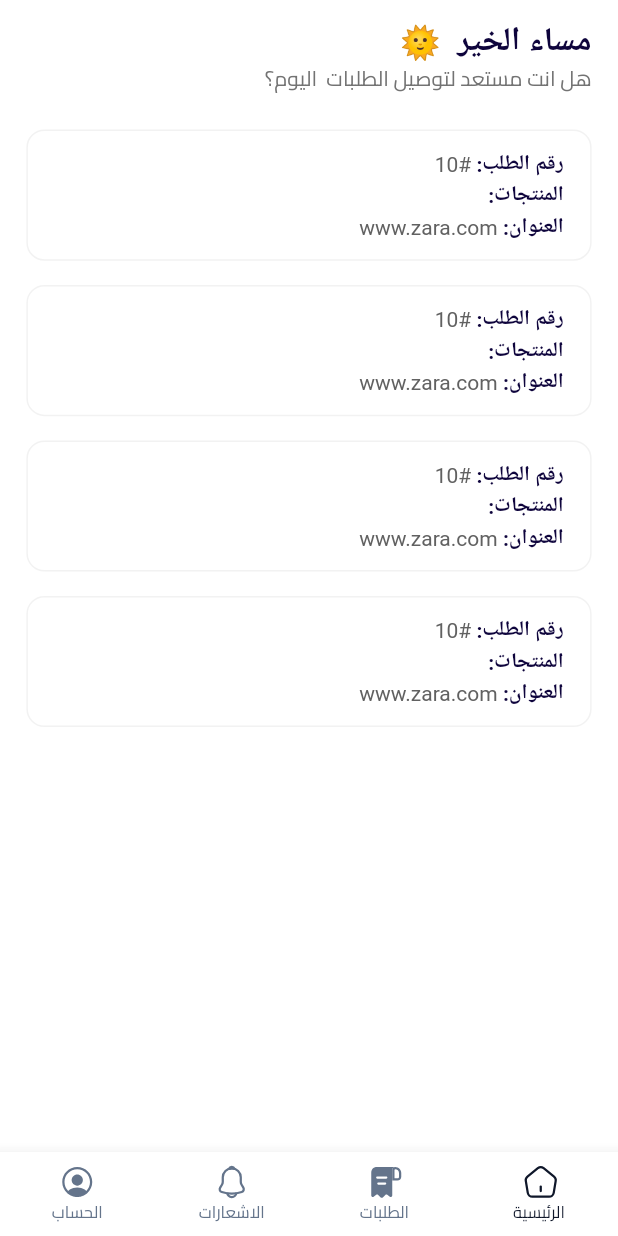
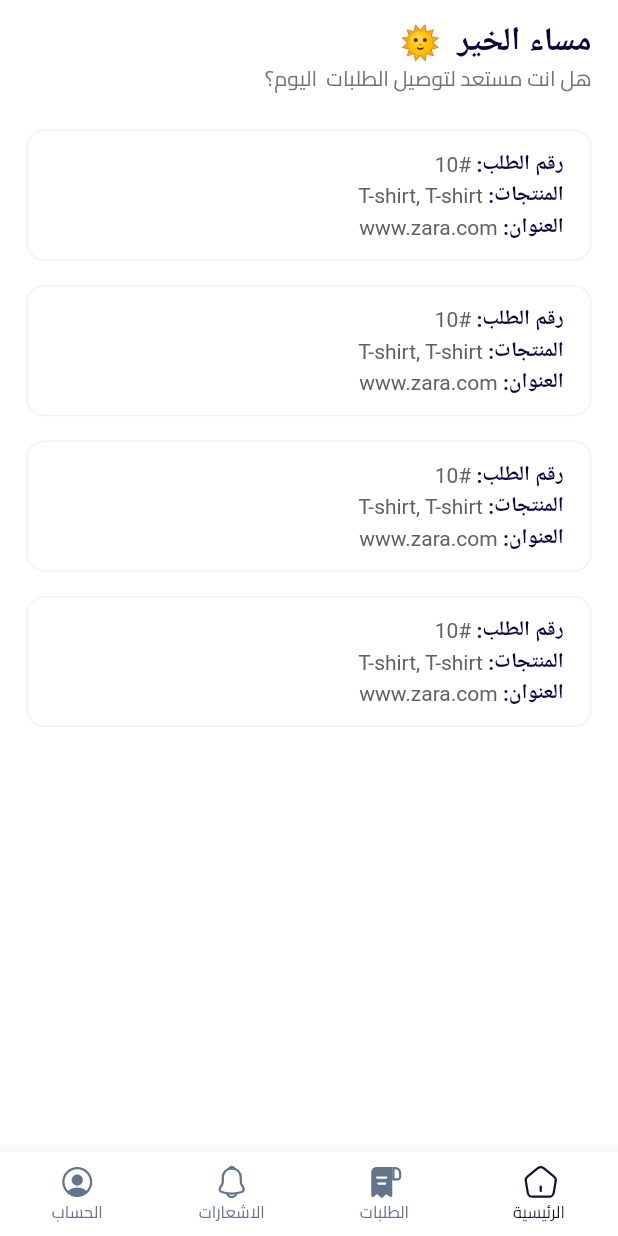
Before and after one commit to ibrahimnagy24/nazik-delivery, a Flutter app: the MainPage screen opened by its route, on a phone screen of 412 x 824 dp. Run offline on Flutter 3.47's test engine with Material 3 defaults, Android fonts, the phone set to English and light mode, and no system bars; our stand-ins replace cached_network_image, dio, firebase_messaging, flutter_bloc, flutter_image_compress, flutter_local_notifications and 10 more; accounts and stored records are empty; network calls fail.

Commit message:
feat(request details) -add request details logic and layout

```diff
--- a/lib/features/home/widgets/home_body.dart
+++ b/lib/features/home/widgets/home_body.dart
@@ -116,7 +116,27 @@ class _HomeBodyState extends State<HomeBody> {
                     data: List.generate(
                       4,
                       (index) => RequestCard(
-                        model: RequestModel(id: index),
+                        model: RequestModel(
+                          id: index,
+                          items: [
+                            ItemModel(
+                                id: 1,
+                                color: "red",
+                                name: "T-shirt",
+                                price: "240",
+                                link: "www.zara.com",
+                                quantity: "3",
+                                size: "L"),
+                            ItemModel(
+                                id: 2,
+                                color: "red",
+                                name: "T-shirt",
+                                price: "240",
+                                link: "www.zara.com",
+                                quantity: "3",
+                                size: "L"),
+                          ],
+                        ),
                       ),
                     ),
                   ),
```
Also changed, not shown: lib/features/my_requests/widgets/requests_body.dart (+18 -0 lines).
